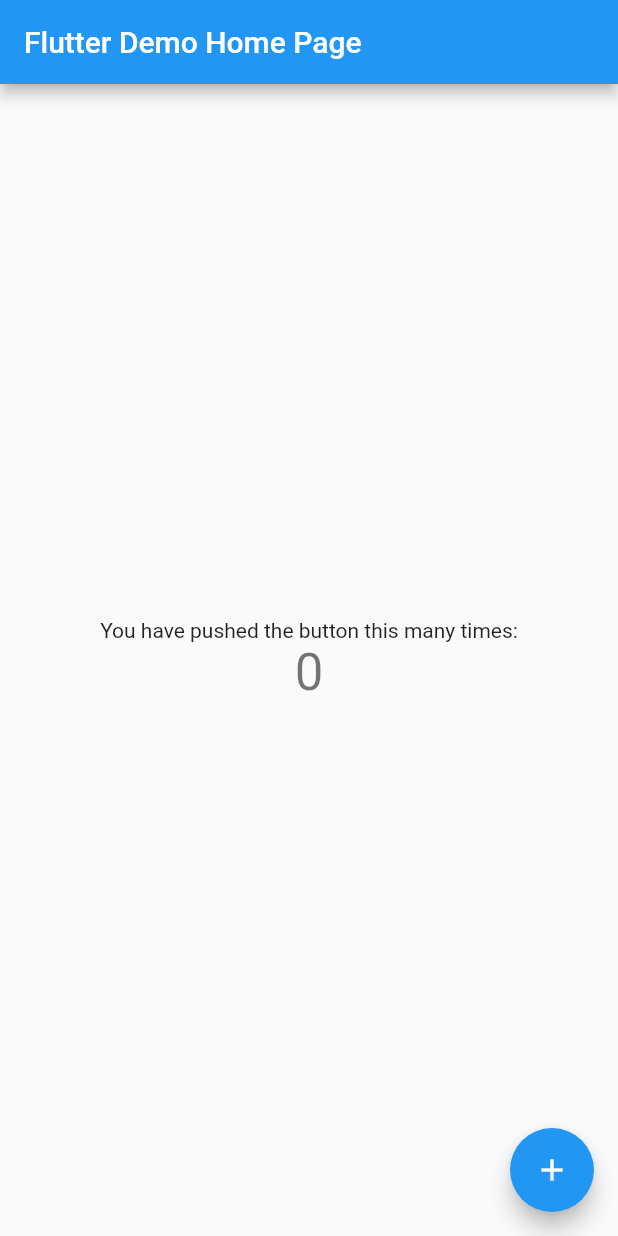
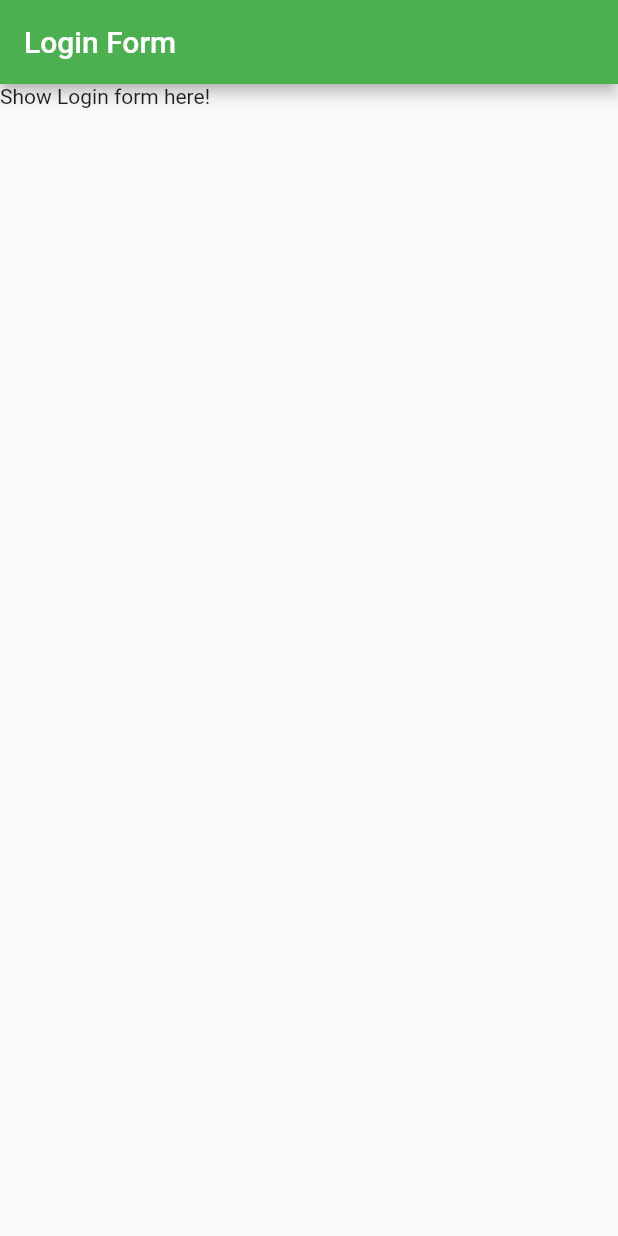
Before and after one commit to okariFrankline/flutter_login_form, a Flutter app: the screen it shows after launch, on a phone screen of 412 x 824 dp. Run offline on Flutter 3.47's test engine with Material 2 defaults, Android fonts, the phone set to English and light mode, and no system bars.

```diff
--- a/lib/main.dart
+++ b/lib/main.dart
@@ -1,117 +1,7 @@
-import 'package:flutter/material.dart';
+// import flutter
+import "package:flutter/material.dart";
+// import the app
+import "src/app.dart";
 
-void main() {
-  runApp(MyApp());
-}
-
-class MyApp extends StatelessWidget {
-  // This widget is the root of your application.
-  @override
-  Widget build(BuildContext context) {
-    return MaterialApp(
-      title: 'Flutter Demo',
-      theme: ThemeData(
-        // This is the theme of your application.
-        //
-        // Try running your application with "flutter run". You'll see the
-        // application has a blue toolbar. Then, without quitting the app, try
-        // changing the primarySwatch below to Colors.green and then invoke
-        // "hot reload" (press "r" in the console where you ran "flutter run",
-        // or simply save your changes to "hot reload" in a Flutter IDE).
-        // Notice that the counter didn't reset back to zero; the application
-        // is not restarted.
-        primarySwatch: Colors.blue,
-        // This makes the visual density adapt to the platform that you run
-        // the app on. For desktop platforms, the controls will be smaller and
-        // closer together (more dense) than on mobile platforms.
-        visualDensity: VisualDensity.adaptivePlatformDensity,
-      ),
-      home: MyHomePage(title: 'Flutter Demo Home Page'),
-    );
-  }
-}
-
-class MyHomePage extends StatefulWidget {
-  MyHomePage({Key key, this.title}) : super(key: key);
-
-  // This widget is the home page of your application. It is stateful, meaning
-  // that it has a State object (defined below) that contains fields that affect
-  // how it looks.
-
-  // This class is the configuration for the state. It holds the values (in this
-  // case the title) provided by the parent (in this case the App widget) and
-  // used by the build method of the State. Fields in a Widget subclass are
-  // always marked "final".
-
-  final String title;
-
-  @override
-  _MyHomePageState createState() => _MyHomePageState();
-}
-
-class _MyHomePageState extends State<MyHomePage> {
-  int _counter = 0;
-
-  void _incrementCounter() {
-    setState(() {
-      // This call to setState tells the Flutter framework that something has
-      // changed in this State, which causes it to rerun the build method below
-      // so that the display can reflect the updated values. If we changed
-      // _counter without calling setState(), then the build method would not be
-      // called again, and so nothing would appear to happen.
-      _counter++;
-    });
-  }
-
-  @override
-  Widget build(BuildContext context) {
-    // This method is rerun every time setState is called, for instance as done
-    // by the _incrementCounter method above.
-    //
-    // The Flutter framework has been optimized to make rerunning build methods
-    // fast, so that you can just rebuild anything that needs updating rather
-    // than having to individually change instances of widgets.
-    return Scaffold(
-      appBar: AppBar(
-        // Here we take the value from the MyHomePage object that was created by
-        // the App.build method, and use it to set our appbar title.
-        title: Text(widget.title),
-      ),
-      body: Center(
-        // Center is a layout widget. It takes a single child and positions it
-        // in the middle of the parent.
-        child: Column(
-          // Column is also a layout widget. It takes a list of children and
-          // arranges them vertically. By default, it sizes itself to fit its
-          // children horizontally, and tries to be as tall as its parent.
-          //
-          // Invoke "debug painting" (press "p" in the console, choose the
-          // "Toggle Debug Paint" action from the Flutter Inspector in Android
-          // Studio, or the "Toggle Debug Paint" command in Visual Studio Code)
-          // to see the wireframe for each widget.
-          //
-          // Column has various properties to control how it sizes itself and
-          // how it positions its children. Here we use mainAxisAlignment to
-          // center the children vertically; the main axis here is the vertical
-          // axis because Columns are vertical (the cross axis would be
-          // horizontal).
-          mainAxisAlignment: MainAxisAlignment.center,
-          children: <Widget>[
-            Text(
-              'You have pushed the button this many times:',
-            ),
-            Text(
-              '$_counter',
-              style: Theme.of(context).textTheme.headline4,
-            ),
-          ],
-        ),
-      ),
-      floatingActionButton: FloatingActionButton(
-        onPressed: _incrementCounter,
-        tooltip: 'Increment',
-        child: Icon(Icons.add),
-      ), // This trailing comma makes auto-formatting nicer for build methods.
-    );
-  }
-}
+// create the main functioin
+void main() => runApp(App());
--- /dev/null
+++ b/lib/src/app.dart
@@ -0,0 +1,26 @@
+// import flutter
+import "package:flutter/material.dart";
+
+// define the app
+class App extends StatelessWidget {
+  // define the create state function
+  // build method
+  @override
+  Widget build(BuildContext context) {
+    // return a material app
+    return MaterialApp(
+      // set home page
+      home: Scaffold(
+        // set the appbar
+        appBar: AppBar(
+          // set the title
+          title: Text('Login Form'),
+          // set the color
+          backgroundColor: Colors.green,
+        ),
+        // body
+        body: Text('Show Login form here!'),
+      ),
+    );
+  }
+}
--- /dev/null
+++ b/lib/src/screens/login_screen.dart
@@ -0,0 +1,26 @@
+// import the flutter
+import "package:flutter/material.dart";
+
+// define the login statefule class
+class LoginScreen extends StatefulWidget {
+  // define a create state function
+  _LoginScreenState createState() => _LoginScreenState();
+}
+
+// login Screen satate
+class _LoginScreenState extends State<LoginScreen> {
+  // email
+  String email;
+  // password
+  String password;
+
+  // constructor
+  _LoginScreenState();
+
+  // build function
+  @override
+  Widget build(BuildContext context) {
+    // return a widget
+    return Container();
+  }
+}
```
Also changed, not shown: 1 other file.
